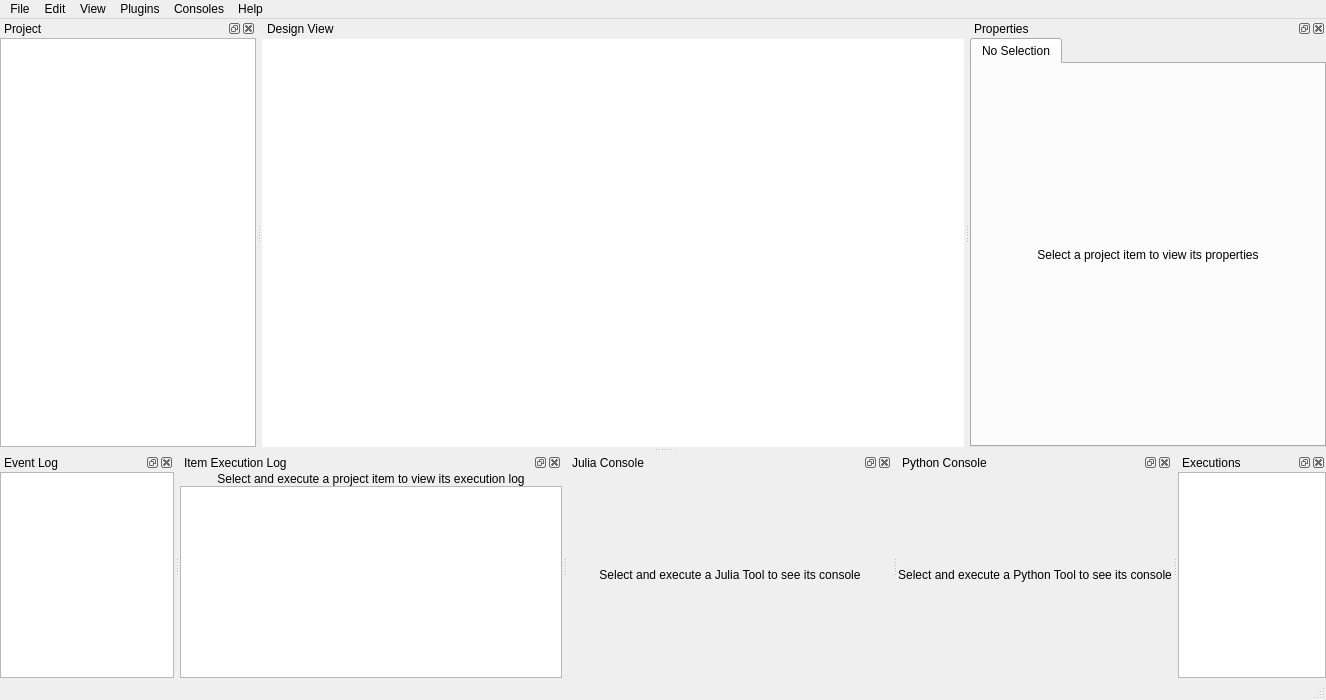
Before: the Qt Designer form spinetoolbox/ui/mainwindow.ui in spine-tools/Spine-Toolbox, drawn with Qt 5.
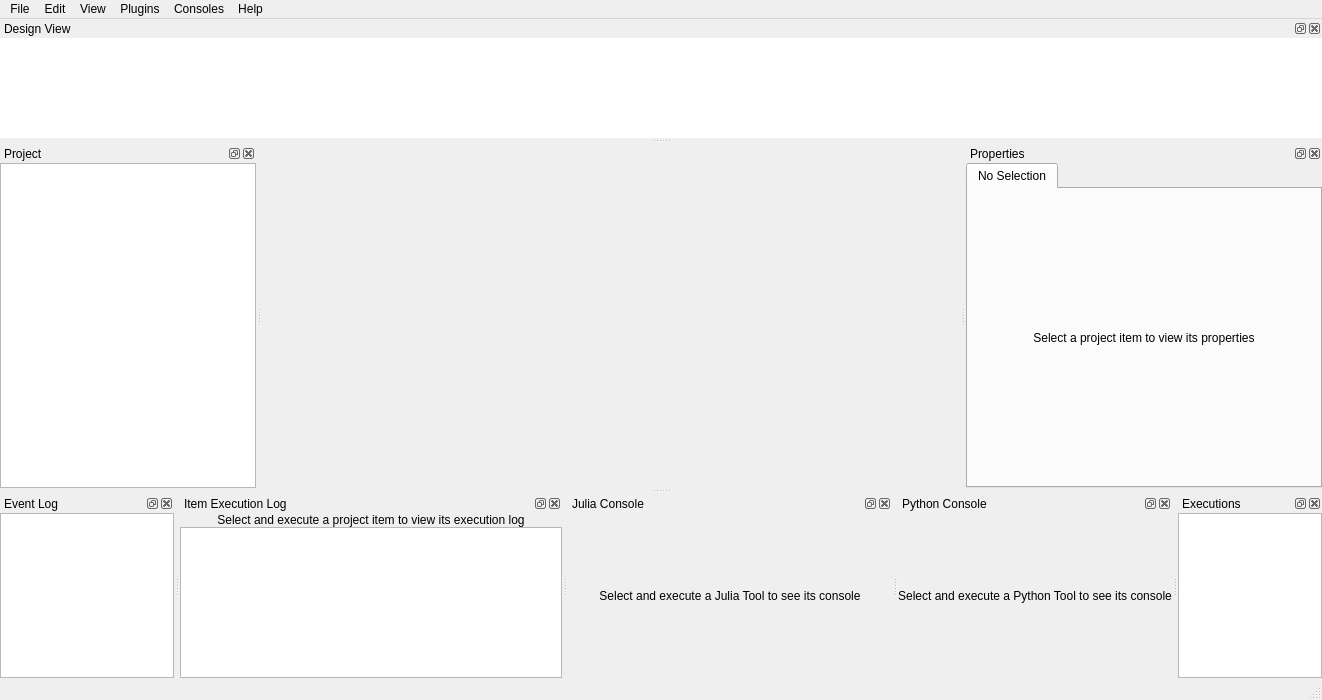
After: the same form once the commit is applied. Icons and pictures are not drawn. Custom widgets are drawn as their Qt base class.

Commit message:
Make design view dockable too
Re #1297

Patch:
```diff
--- a/spinetoolbox/ui/mainwindow.ui
+++ b/spinetoolbox/ui/mainwindow.ui
@@ -18,7 +18,7 @@
    <rect>
     <x>0</x>
     <y>0</y>
-    <width>1326</width>
+    <width>1322</width>
     <height>700</height>
    </rect>
   </property>
@@ -42,89 +42,6 @@
     <property name="bottomMargin">
      <number>0</number>
     </property>
-    <item>
-     <widget class="QLabel" name="label">
-      <property name="sizePolicy">
-       <sizepolicy hsizetype="Preferred" vsizetype="Fixed">
-        <horstretch>0</horstretch>
-        <verstretch>0</verstretch>
-       </sizepolicy>
-      </property>
-      <property name="minimumSize">
-       <size>
-        <width>0</width>
-        <height>20</height>
-       </size>
-      </property>
-      <property name="maximumSize">
-       <size>
-        <width>16777215</width>
-        <height>20</height>
-       </size>
-      </property>
-      <property name="autoFillBackground">
-       <bool>false</bool>
-      </property>
-      <property name="frameShape">
-       <enum>QFrame::NoFrame</enum>
-      </property>
-      <property name="frameShadow">
-       <enum>QFrame::Plain</enum>
-      </property>
-      <property name="lineWidth">
-       <number>1</number>
-      </property>
-      <property name="text">
-       <string>Design View</string>
-      </property>
-      <property name="margin">
-       <number>0</number>
-      </property>
-      <property name="indent">
-       <number>5</number>
-      </property>
-     </widget>
-    </item>
-    <item>
-     <widget class="DesignQGraphicsView" name="graphicsView">
-      <property name="sizePolicy">
-       <sizepolicy hsizetype="Expanding" vsizetype="Expanding">
-        <horstretch>0</horstretch>
-        <verstretch>0</verstretch>
-       </sizepolicy>
-      </property>
-      <property name="contextMenuPolicy">
-       <enum>Qt::DefaultContextMenu</enum>
-      </property>
-      <property name="frameShape">
-       <enum>QFrame::NoFrame</enum>
-      </property>
-      <property name="frameShadow">
-       <enum>QFrame::Raised</enum>
-      </property>
-      <property name="midLineWidth">
-       <number>0</number>
-      </property>
-      <property name="alignment">
-       <set>Qt::AlignCenter</set>
-      </property>
-      <property name="renderHints">
-       <set>QPainter::Antialiasing|QPainter::TextAntialiasing</set>
-      </property>
-      <property name="dragMode">
-       <enum>QGraphicsView::ScrollHandDrag</enum>
-      </property>
-      <property name="resizeAnchor">
-       <enum>QGraphicsView::AnchorUnderMouse</enum>
-      </property>
-      <property name="viewportUpdateMode">
-       <enum>QGraphicsView::FullViewportUpdate</enum>
-      </property>
-      <property name="rubberBandSelectionMode">
-       <enum>Qt::ContainsItemBoundingRect</enum>
-      </property>
-     </widget>
-    </item>
    </layout>
   </widget>
   <widget class="QMenuBar" name="menubar">
@@ -132,8 +49,8 @@
     <rect>
      <x>0</x>
      <y>0</y>
-     <width>1326</width>
-     <height>21</height>
+     <width>1322</width>
+     <height>27</height>
     </rect>
    </property>
    <property name="nativeMenuBar">
@@ -636,6 +553,73 @@
     </layout>
    </widget>
   </widget>
+  <widget class="QDockWidget" name="dockWidget_design_view">
+   <property name="windowTitle">
+    <string>Design View</string>
+   </property>
+   <attribute name="dockWidgetArea">
+    <number>4</number>
+   </attribute>
+   <widget class="QWidget" name="dockWidgetContents_5">
+    <layout class="QVBoxLayout" name="verticalLayout_2">
+     <property name="spacing">
+      <number>0</number>
+     </property>
+     <property name="leftMargin">
+      <number>0</number>
+     </property>
+     <property name="topMargin">
+      <number>0</number>
+     </property>
+     <property name="rightMargin">
+      <number>0</number>
+     </property>
+     <property name="bottomMargin">
+      <number>0</number>
+     </property>
+     <item>
+      <widget class="DesignQGraphicsView" name="graphicsView">
+       <property name="sizePolicy">
+        <sizepolicy hsizetype="Expanding" vsizetype="Expanding">
+         <horstretch>0</horstretch>
+         <verstretch>0</verstretch>
+        </sizepolicy>
+       </property>
+       <property name="contextMenuPolicy">
+        <enum>Qt::DefaultContextMenu</enum>
+       </property>
+       <property name="frameShape">
+        <enum>QFrame::NoFrame</enum>
+       </property>
+       <property name="frameShadow">
+        <enum>QFrame::Raised</enum>
+       </property>
+       <property name="midLineWidth">
+        <number>0</number>
+       </property>
+       <property name="alignment">
+        <set>Qt::AlignCenter</set>
+       </property>
+       <property name="renderHints">
+        <set>QPainter::Antialiasing|QPainter::TextAntialiasing</set>
+       </property>
+       <property name="dragMode">
+        <enum>QGraphicsView::ScrollHandDrag</enum>
+       </property>
+       <property name="resizeAnchor">
+        <enum>QGraphicsView::AnchorUnderMouse</enum>
+       </property>
+       <property name="viewportUpdateMode">
+        <enum>QGraphicsView::FullViewportUpdate</enum>
+       </property>
+       <property name="rubberBandSelectionMode">
+        <enum>Qt::ContainsItemBoundingRect</enum>
+       </property>
+      </widget>
+     </item>
+    </layout>
+   </widget>
+  </widget>
   <action name="actionQuit">
    <property name="icon">
     <iconset resource="resources/resources_icons.qrc">
```
Left out of the diff: 1 changed line with no effect on the pictures. The commit also changes 3 other files.
